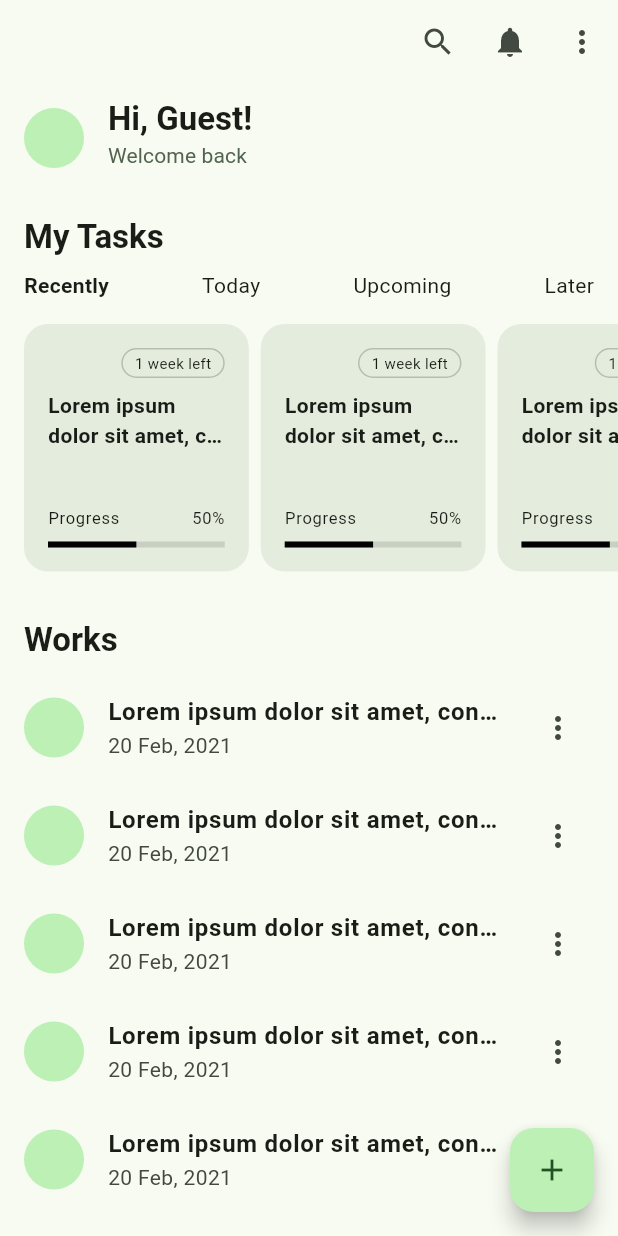
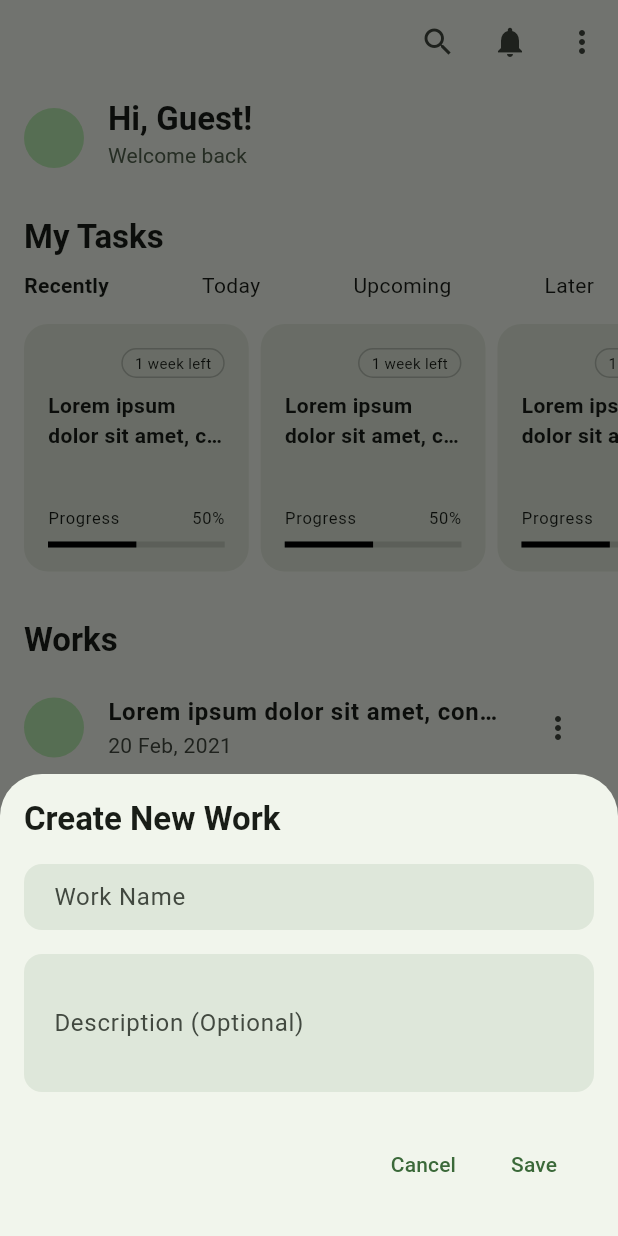
Before and after one commit to rizentium/totick, a Flutter app: the screen it shows after launch, after a tap on the "add" icon, on a phone screen of 412 x 824 dp. Run offline on Flutter 3.47's test engine with Material 2 defaults, Android fonts, the phone set to English and light mode, and no system bars; our stand-ins replace equatable, go_router, isar; accounts and stored records are empty; generated files the repository leaves out were written again.

Commit message:
feat(home): add work create section

```diff
--- a/lib/app/presentation/home/screen/home_screen.dart
+++ b/lib/app/presentation/home/screen/home_screen.dart
@@ -4,6 +4,7 @@ import '../../../../config/environment.dart';
 import '../section/task/home_task_section.dart';
 import '../section/user/home_user_section.dart';
 import '../section/work/home_work_section.dart';
+import '../section/work_create/home_work_create_section.dart';
 
 class HomeScreen extends StatefulWidget {
   const HomeScreen({super.key, required this.title});
@@ -40,7 +41,7 @@ class _HomeScreenState extends State<HomeScreen> {
       ),
       body: _buildBody(),
       floatingActionButton: FloatingActionButton(
-        onPressed: () {},
+        onPressed: () => _showCreateWorkDialog(),
         tooltip: 'Create',
         child: const Icon(Icons.add),
       ),
@@ -63,4 +64,15 @@ class _HomeScreenState extends State<HomeScreen> {
       ),
     );
   }
+
+  _showCreateWorkDialog() {
+    showModalBottomSheet(
+      context: context,
+      isScrollControlled: true,
+      builder: (context) => const SingleChildScrollView(
+        padding: EdgeInsets.all(16.0),
+        child: HomeWorkCreateSection(),
+      ),
+    );
+  }
 }
--- a/lib/app/presentation/home/section/task/home_task_section.dart
+++ b/lib/app/presentation/home/section/task/home_task_section.dart
@@ -15,10 +15,7 @@ class HomeTaskSection extends StatelessWidget {
           padding: const EdgeInsets.symmetric(horizontal: 16.0),
           child: Text(
             'My Tasks',
-            style: Theme.of(context)
-                .textTheme
-                .titleLarge
-                ?.copyWith(fontWeight: FontWeight.bold),
+            style: Theme.of(context).textTheme.titleLarge,
           ),
         ),
         const SizedBox(height: 8.0),
--- a/lib/app/presentation/home/section/user/home_user_section.dart
+++ b/lib/app/presentation/home/section/user/home_user_section.dart
@@ -9,9 +9,7 @@ class HomeUserSection extends StatelessWidget {
       leading: const CircleAvatar(),
       title: Text(
         'Hi, Guest!',
-        style: Theme.of(context).textTheme.titleLarge?.copyWith(
-              fontWeight: FontWeight.bold,
-            ),
+        style: Theme.of(context).textTheme.titleLarge,
       ),
       subtitle: Text(
         'Welcome back',
--- a/lib/app/presentation/home/section/work/home_work_section.dart
+++ b/lib/app/presentation/home/section/work/home_work_section.dart
@@ -12,10 +12,7 @@ class HomeWorkSection extends StatelessWidget {
           padding: const EdgeInsets.symmetric(horizontal: 16.0),
           child: Text(
             'Works',
-            style: Theme.of(context)
-                .textTheme
-                .titleLarge
-                ?.copyWith(fontWeight: FontWeight.bold),
+            style: Theme.of(context).textTheme.titleLarge,
           ),
         ),
         const SizedBox(height: 8.0),
--- /dev/null
+++ b/lib/app/presentation/home/section/work_create/home_work_create_section.dart
@@ -0,0 +1,48 @@
+import 'package:flutter/material.dart';
+import 'package:go_router/go_router.dart';
+
+import '../../../../../core/design/widget/totick_textfield.dart';
+
+class HomeWorkCreateSection extends StatelessWidget {
+  const HomeWorkCreateSection({super.key});
+
+  @override
+  Widget build(BuildContext context) {
+    return Padding(
+      padding: MediaQuery.of(context).viewInsets,
+      child: Column(
+        crossAxisAlignment: CrossAxisAlignment.start,
+        children: [
+          Text(
+            'Create New Work',
+            style: Theme.of(context).textTheme.titleLarge,
+          ),
+          const SizedBox(height: 16),
+          ToTickTextField.filled(
+            context,
+            labelText: 'Work Name',
+          ),
+          const SizedBox(height: 16),
+          ToTickTextField.filled(
+            context,
+            labelText: 'Description (Optional)',
+            maxLines: 3,
+          ),
+          const SizedBox(height: 16),
+          ButtonBar(
+            children: [
+              TextButton(
+                onPressed: () => context.pop(),
+                child: const Text('Cancel'),
+              ),
+              TextButton(
+                onPressed: () {},
+                child: const Text('Save'),
+              ),
+            ],
+          ),
+        ],
+      ),
+    );
+  }
+}
--- a/lib/core/design/theme.dart
+++ b/lib/core/design/theme.dart
@@ -3,6 +3,11 @@ import 'package:flutter/material.dart';
 class ToTickTheme {
   static ThemeData primary = ThemeData(
     colorScheme: ColorScheme.fromSeed(seedColor: Colors.green),
+    textTheme: const TextTheme(
+      titleLarge: TextStyle(
+        fontWeight: FontWeight.bold,
+      ),
+    ),
     useMaterial3: true,
   );
 }
--- /dev/null
+++ b/lib/core/design/widget/totick_textfield.dart
@@ -0,0 +1,33 @@
+import 'package:flutter/material.dart';
+
+class ToTickTextField extends TextField {
+  const ToTickTextField({super.key, super.decoration, super.maxLines});
+
+  static filled(
+    BuildContext context, {
+    required String labelText,
+    int maxLines = 1,
+  }) {
+    final decoration = InputDecoration(
+      border: const OutlineInputBorder(
+        borderRadius: BorderRadius.all(Radius.circular(12.0)),
+      ),
+      enabledBorder: const OutlineInputBorder(
+        borderRadius: BorderRadius.all(Radius.circular(12.0)),
+        borderSide: BorderSide(color: Colors.transparent),
+      ),
+      isDense: true,
+      labelText: labelText,
+      contentPadding: const EdgeInsets.symmetric(
+        vertical: 10.0,
+        horizontal: 16.0,
+      ),
+      filled: true,
+      fillColor: Theme.of(context).colorScheme.primary.withOpacity(0.1),
+    );
+    return ToTickTextField(
+      decoration: decoration,
+      maxLines: maxLines,
+    );
+  }
+}
```
